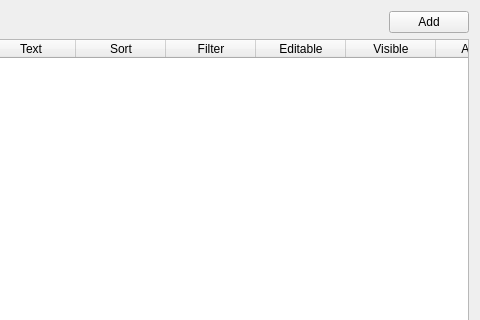
The window that src/ui/ui_source/hierarchy/table_columns.ui (SqrtMinusOne/ERMaket) describes before a commit, drawn with Qt 5; both pictures show x 296 to 776 and y 0 to 320 of the 776 by 467 pixel window.
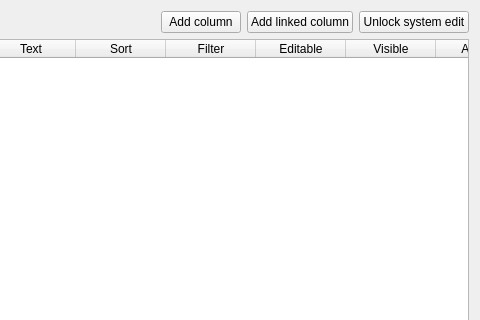
The same window after the commit.

Commit message: Add rows to table, extracted form edit model

```diff
--- a/src/ui/ui_source/hierarchy/table_columns.ui
+++ b/src/ui/ui_source/hierarchy/table_columns.ui
@@ -32,7 +32,21 @@
      <item>
       <widget class="QPushButton" name="add_button">
        <property name="text">
-        <string>Add</string>
+        <string>Add column</string>
+       </property>
+      </widget>
+     </item>
+     <item>
+      <widget class="QPushButton" name="add_linked_button">
+       <property name="text">
+        <string>Add linked column</string>
+       </property>
+      </widget>
+     </item>
+     <item>
+      <widget class="QPushButton" name="unlock_button">
+       <property name="text">
+        <string>Unlock system edit</string>
        </property>
       </widget>
      </item>
```
The commit also changes 4 other files.
